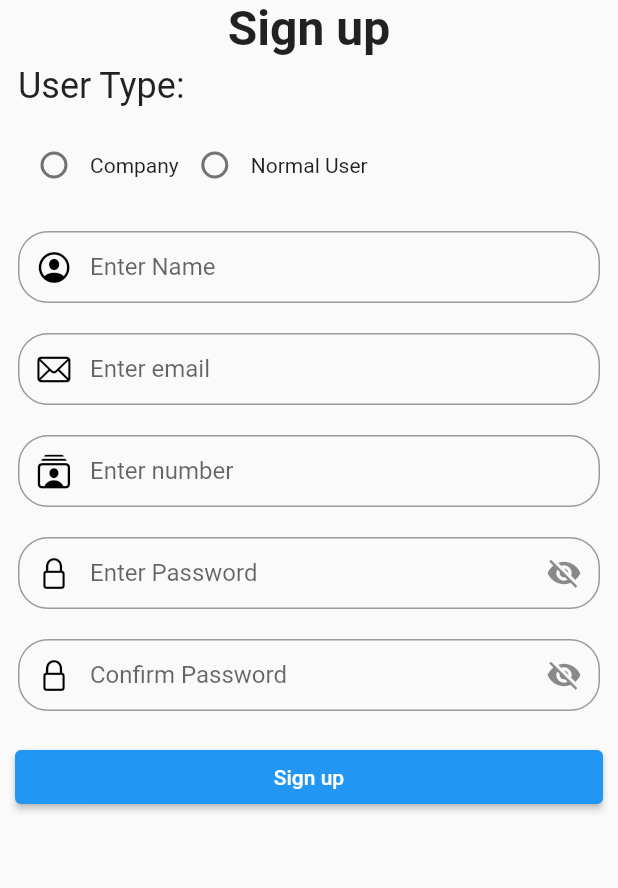
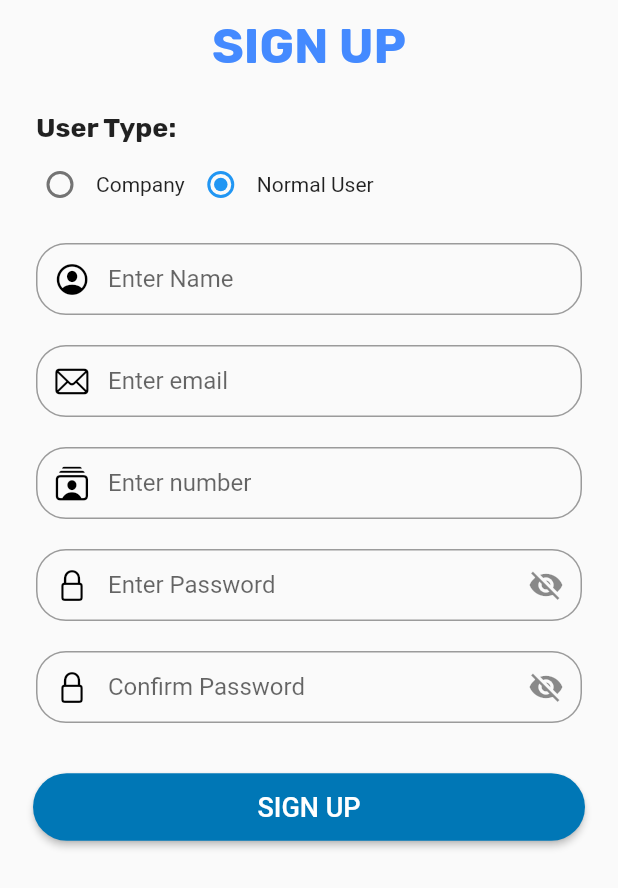
Before and after one commit to mahimafire1234/Kabadiwala, a Flutter app: the screen it shows after launch, on a phone screen of 412 x 824 dp. Shown: the top 888 px of the screen. Run offline on Flutter 3.47's test engine with Material 2 defaults, Android fonts, the phone set to English and light mode, and no system bars.

Commit message:
Sign up design changed

```diff
--- a/lib/main.dart
+++ b/lib/main.dart
@@ -61,7 +61,7 @@ class _MainState extends State<Main> {
                     style: TextStyle(
                         fontSize: 30,
                         color: Colors.blue,
-                        fontWeight: FontWeight.bold),
+                        fontWeight: FontWeight.bold,),
                     textAlign: TextAlign.center,
                   ),
                 ),
--- a/lib/pages/signup.dart
+++ b/lib/pages/signup.dart
@@ -1,3 +1,5 @@
+import 'dart:convert';
+
 import 'package:flutter/cupertino.dart';
 import 'package:flutter/material.dart';
 import 'package:http/http.dart' as http;
@@ -10,15 +12,22 @@ class SignUp extends StatefulWidget {
 }
 
 class _SignUpState extends State<SignUp> {
+  bool hidePassword = true;
+  bool hideConfirmPassword = true;
+
+  final GlobalKey<FormState> _key = GlobalKey<FormState>();
+  final _passwordController = TextEditingController();
+  final _confirmPasswordController = TextEditingController();
+
   String name = "";
   String email = "";
   String number = "";
-  String type = "";
+  String type = "normal";
   String password = "";
+  String confirmPassword = "";
 
-  postData() async{
-    print("clicked");
-    try{
+  postData() async {
+    try {
       var body = {
         "name": name,
         "email": email,
@@ -26,15 +35,12 @@ class _SignUpState extends State<SignUp> {
         "type": type,
         "password": password
       };
-      var response = await http.post(
-          Uri.parse("http://10.0.2.2:5000/user/register"),
-          body: body
-      );
-      print(response.body);
-    }catch (e) {
+      var response = await http
+          .post(Uri.parse("http://10.0.2.2:5000/user/register"), body: body);
+      return response.body;
+    } catch (e) {
       print(e);
     }
-
   }
 
   @override
@@ -42,30 +48,35 @@ class _SignUpState extends State<SignUp> {
     return Scaffold(
         body: SafeArea(
             child: SingleChildScrollView(
+      child: Padding(
+        padding: const EdgeInsets.all(12.0),
+        child: Form(
+          key: _key,
           child: Column(
               crossAxisAlignment: CrossAxisAlignment.stretch,
               children: <Widget>[
-                    Text('Sign up',
+                Text('SIGN UP',
                     textAlign: TextAlign.center,
                     style: TextStyle(
+                      color: Colors.blueAccent,
                         fontWeight: FontWeight.bold,
-                          fontSize: 32
-                        )
-                    ),
+                        fontSize: 32,
+                        fontFamily: 'Rubik')),
+                SizedBox(height:20.0),
                 Padding(
-                      padding: const EdgeInsets.symmetric(horizontal: 12, vertical: 5),
-                      child: Text('User Type:',
+                  padding: const EdgeInsets.fromLTRB(12, 4, 12, 0),
+                  child: Text(
+                    'User Type:',
                     textAlign: TextAlign.start,
-                          style: TextStyle(
-                              fontSize: 24
-                          )
+                    style: TextStyle(fontSize: 18, fontWeight: FontWeight.bold,
+                        fontFamily: 'Rubik'),
                   ),
                 ),
                 Padding(
-                      padding: EdgeInsets.symmetric(horizontal: 12, vertical: 10),
+                    padding: const EdgeInsets.fromLTRB(4, 4, 12, 5),
                     child: Row(children: [
-
                       Radio(
+                          autofocus: true,
                           value: "company",
                           groupValue: type,
                           onChanged: (value) {
@@ -75,6 +86,7 @@ class _SignUpState extends State<SignUp> {
                           }),
                       Text("Company"),
                       Radio(
+                          autofocus: true,
                           value: "normal",
                           groupValue: type,
                           onChanged: (value) {
@@ -83,12 +95,14 @@ class _SignUpState extends State<SignUp> {
                             });
                           }),
                       Text("Normal User"),
-                      ])
-                    ),
+                    ])),
                 Padding(
                   padding: EdgeInsets.symmetric(horizontal: 12, vertical: 10),
-                      child: Center(
-                        child: TextField(
+                  child: TextFormField(
+                    validator: (value) {
+                      if (value!.isEmpty) return "Please enter username";
+                      return null;
+                    },
                     onChanged: (val) {
                       setState(() => name = val);
                     },
@@ -102,14 +116,18 @@ class _SignUpState extends State<SignUp> {
                           color: Color(0xFF000000),
                         ),
                         labelText: "Enter Name",
-                              contentPadding: EdgeInsets.only(left: 80.0)),
-                        ),
+                        contentPadding: EdgeInsets.only(left: 10.0)),
                   ),
                 ),
                 Padding(
                   padding: EdgeInsets.symmetric(horizontal: 12, vertical: 10),
                   child: Center(
-                        child: TextField(
+                    child: TextFormField(
+                      keyboardType: TextInputType.emailAddress,
+                      validator: (value) {
+                        if (value!.isEmpty) return "Please enter email";
+                        return null;
+                      },
                       onChanged: (val) {
                         setState(() => email = val);
                       },
@@ -123,14 +141,18 @@ class _SignUpState extends State<SignUp> {
                             color: Color(0xFF000000),
                           ),
                           labelText: "Enter email",
-                              contentPadding: EdgeInsets.only(left: 80.0)),
+                          contentPadding: EdgeInsets.only(left: 10.0)),
                     ),
                   ),
                 ),
                 Padding(
                   padding: EdgeInsets.symmetric(horizontal: 12, vertical: 10),
                   child: Center(
-                        child: TextField(
+                    child: TextFormField(
+                      validator: (value) {
+                        if (value!.isEmpty) return "Please enter number";
+                        return null;
+                      },
                       onChanged: (val) {
                         setState(() => number = val);
                       },
@@ -144,15 +166,20 @@ class _SignUpState extends State<SignUp> {
                             color: Color(0xFF000000),
                           ),
                           labelText: "Enter number",
-                              contentPadding: EdgeInsets.only(left: 80.0)),
+                          contentPadding: EdgeInsets.only(left: 10.0)),
                     ),
                   ),
                 ),
                 Padding(
                   padding: EdgeInsets.symmetric(horizontal: 12, vertical: 10),
                   child: Center(
-                        child: TextField(
-                          obscureText: true,
+                    child: TextFormField(
+                      controller: _passwordController,
+                      validator: (value) {
+                        if (value!.isEmpty) return "Please enter password";
+                        return null;
+                      },
+                      obscureText: hidePassword,
                       onChanged: (val) {
                         setState(() => password = val);
                       },
@@ -165,19 +192,32 @@ class _SignUpState extends State<SignUp> {
                             CupertinoIcons.lock,
                             color: Color(0xFF000000),
                           ),
-                              suffixIcon: Icon(Icons.visibility_off),
+                          suffixIcon: InkWell(
+                            onTap: () {
+                              setState(() {
+                                hidePassword = !hidePassword;
+                              });
+                            },
+                            child: hidePassword == true
+                                ? Icon(Icons.visibility_off)
+                                : Icon(Icons.visibility),
+                          ),
                           labelText: "Enter Password",
-                              contentPadding: EdgeInsets.only(left: 80.0)),
+                          contentPadding: EdgeInsets.only(left: 10.0)),
                     ),
                   ),
                 ),
                 Padding(
                   padding: EdgeInsets.symmetric(horizontal: 12, vertical: 10),
                   child: Center(
-                        child: TextField(
-                          obscureText: true,
-                          onChanged: (val) {
-
+                    child: TextFormField(
+                      controller: _confirmPasswordController,
+                      obscureText: hideConfirmPassword,
+                      validator: (String? value) {
+                        if (value != _passwordController.value.text) {
+                          return "Passwords do not match";
+                        }
+                        return null;
                       },
                       decoration: InputDecoration(
                           border: OutlineInputBorder(
@@ -188,23 +228,61 @@ class _SignUpState extends State<SignUp> {
                             CupertinoIcons.lock,
                             color: Color(0xFF000000),
                           ),
-                              suffixIcon: Icon(Icons.visibility_off),
+                          suffixIcon: InkWell(
+                            onTap: () {
+                              setState(() {
+                                hideConfirmPassword = !hideConfirmPassword;
+                              });
+                            },
+                            child: hideConfirmPassword == true
+                                ? Icon(Icons.visibility_off)
+                                : Icon(Icons.visibility),
+                          ),
                           labelText: "Confirm Password",
-                              contentPadding: EdgeInsets.only(left: 80.0)),
+                          contentPadding: EdgeInsets.only(left: 10.0)),
                     ),
                   ),
                 ),
+                SizedBox(height: 12.0),
                 Padding(
                   padding: const EdgeInsets.all(10.0),
                   child: ElevatedButton(
-                          onPressed: postData,
-                          child: Text("Sign up")
+                      onPressed: () async {
+                        if (_key.currentState!.validate()) {
+                          var response = await postData();
+                          var res = json.decode(response);
+                          final snackB = SnackBar(
+                            duration: Duration(seconds: 5),
+                            content: Text(res["message"]),
+                            action: SnackBarAction(
+                              label: 'Dismiss',
+                              onPressed: () {},
+                            ),
+                          );
+                          ScaffoldMessenger.of(context).showSnackBar(snackB);
+                        }
+                      },
+                      child: Padding(
+                        padding: const EdgeInsets.all(12.0),
+                        child: Text("SIGN UP", style: TextStyle(
+                          fontSize: 18,
+                        ),),
+                      ),
+                    style: ButtonStyle(
+                      backgroundColor: MaterialStateProperty.all(Color.fromARGB(
+                          255, 0, 119, 182)),
+                      shape: MaterialStateProperty.all<RoundedRectangleBorder>(
+                          RoundedRectangleBorder(
+                              borderRadius: BorderRadius.circular(25.0)
+                          )
+                      )
+                    )
+
                   ),
                 )
-                  ]
+              ]),
         ),
-            )
-        )
-    );
+      ),
+    )));
   }
 }
```
Also changed, not shown: pubspec.yaml (+9 -12 lines). Lines whose indentation alone changed are shown as unchanged.
